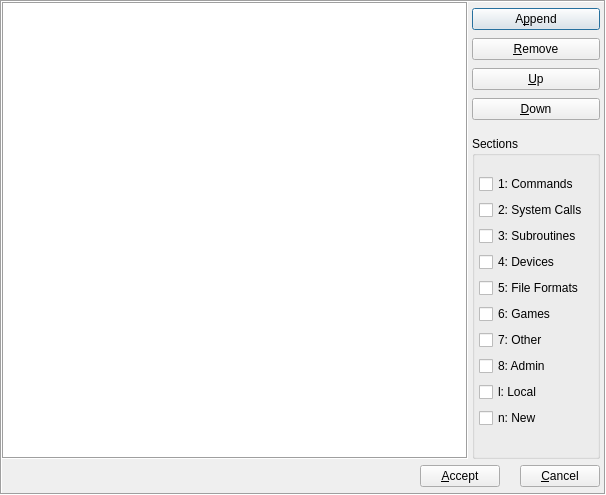
Above: src/options.ui from probonopd/manpager before the change. Below: the same form after it.
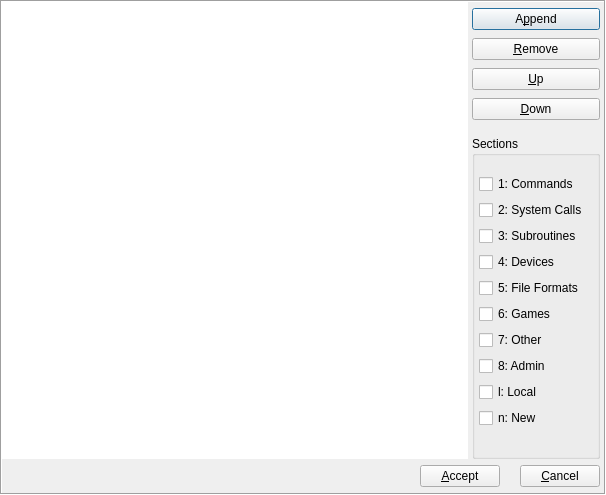
That is the form after the change. Icons and pictures are not drawn.

Patch:
```diff
--- a/src/options.ui
+++ b/src/options.ui
@@ -77,8 +77,11 @@
             <pointsize>14</pointsize>
            </font>
           </property>
+          <property name="styleSheet">
+           <string notr="true"/>
+          </property>
           <property name="frameShape">
-           <enum>QFrame::Box</enum>
+           <enum>QFrame::NoFrame</enum>
           </property>
           <property name="frameShadow">
            <enum>QFrame::Sunken</enum>
```
Left out of the diff: 2 changed lines with no effect on the pictures.
